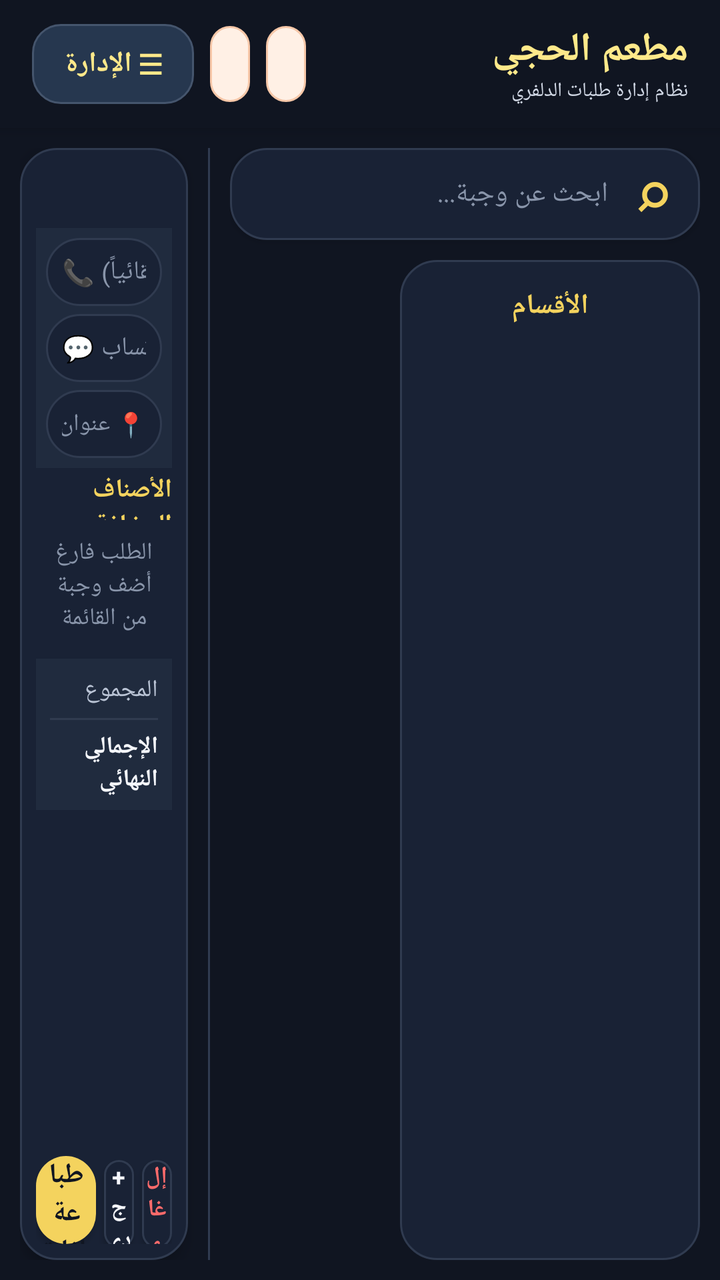
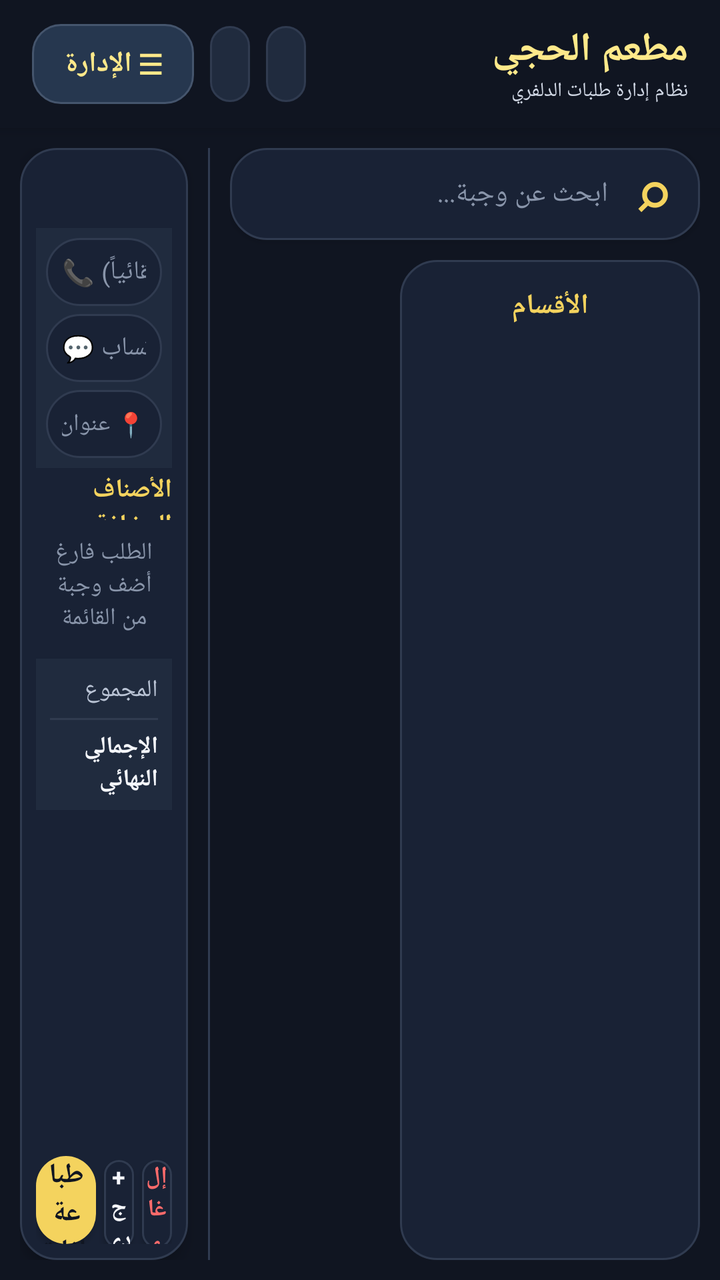

Screens rendered from an Android XML layout before and after an edit, with the pre-edit source and the edit as a unified diff.
<!-- AndroidManifest.xml: application theme Theme.Haji -->
<!-- res/layout/activity_main.xml -->
<?xml version="1.0" encoding="utf-8"?>
<LinearLayout xmlns:android="http://schemas.android.com/apk/res/android"
    android:id="@+id/root"
    android:layout_width="match_parent"
    android:layout_height="match_parent"
    android:background="@color/bg_app"
    android:focusable="true"
    android:focusableInTouchMode="true"
    android:orientation="vertical">

    <LinearLayout
        android:layout_width="match_parent"
        android:layout_height="64dp"
        android:background="@color/brand_navy"
        android:elevation="4dp"
        android:gravity="center_vertical"
        android:orientation="horizontal"
        android:paddingStart="16dp"
        android:paddingEnd="16dp">

        <LinearLayout
            android:layout_width="wrap_content"
            android:layout_height="match_parent"
            android:gravity="center_vertical"
            android:orientation="vertical">

            <TextView
                android:layout_width="wrap_content"
                android:layout_height="wrap_content"
                android:text="مطعم الحجي"
                android:textColor="@color/accent_yellow"
                android:textSize="20sp"
                android:textStyle="bold" />

            <TextView
                android:layout_width="wrap_content"
                android:layout_height="wrap_content"
                android:text="نظام إدارة طلبات الدلفري"
                android:textColor="#D1D8E5"
                android:textSize="10sp" />

        </LinearLayout>

        
        <HorizontalScrollView
            android:layout_width="0dp"
            android:layout_height="match_parent"
            android:layout_marginStart="12dp"
            android:layout_marginEnd="8dp"
            android:layout_weight="1"
            android:fillViewport="false"
            android:scrollbars="none">

            <LinearLayout
                android:id="@+id/driverBar"
                android:layout_width="wrap_content"
                android:layout_height="match_parent"
                android:gravity="center_vertical"
                android:orientation="horizontal" />
        </HorizontalScrollView>

        <TextView
            android:id="@+id/chipShift"
            android:layout_width="wrap_content"
            android:layout_height="38dp"
            android:layout_marginEnd="8dp"
            android:background="@drawable/bg_badge"
            android:clickable="true"
            android:focusable="true"
            android:gravity="center"
            android:paddingStart="10dp"
            android:paddingEnd="10dp"
            android:textColor="@color/brand_navy"
            android:textSize="12sp"
            android:textStyle="bold" />

        <TextView
            android:id="@+id/chipPrinter"
            android:layout_width="wrap_content"
            android:layout_height="38dp"
            android:layout_marginEnd="8dp"
            android:background="@drawable/bg_badge"
            android:clickable="true"
            android:focusable="true"
            android:gravity="center"
            android:paddingStart="10dp"
            android:paddingEnd="10dp"
            android:textColor="@color/brand_navy"
            android:textSize="12sp"
            android:textStyle="bold" />

        <TextView
            android:id="@+id/btnAdministration"
            android:layout_width="wrap_content"
            android:layout_height="40dp"
            android:background="@drawable/bg_nav_button"
            android:clickable="true"
            android:focusable="true"
            android:gravity="center"
            android:paddingStart="16dp"
            android:paddingEnd="16dp"
            android:text="☰ الإدارة"
            android:textColor="@color/accent_yellow"
            android:textSize="14sp"
            android:textStyle="bold" />

    </LinearLayout>

    <LinearLayout
        android:layout_width="match_parent"
        android:layout_height="0dp"
        android:layout_weight="1"
        android:orientation="horizontal"
        android:padding="10dp">

        <LinearLayout
            android:layout_width="0dp"
            android:layout_height="match_parent"
            android:layout_weight="14"
            android:orientation="vertical">

            <LinearLayout
                android:layout_width="match_parent"
                android:layout_height="46dp"
                android:background="@drawable/bg_card"
                android:elevation="2dp"
                android:gravity="center_vertical"
                android:orientation="horizontal"
                android:paddingStart="10dp"
                android:paddingEnd="10dp">

                <TextView
                    android:layout_width="28dp"
                    android:layout_height="match_parent"
                    android:gravity="center"
                    android:text="⌕"
                    android:textColor="@color/accent_yellow_dark"
                    android:textSize="26sp"
                    android:textStyle="bold" />

                <EditText
                    android:id="@+id/etSearch"
                    style="@style/Haji.Input"
                    android:layout_width="0dp"
                    android:layout_height="match_parent"
                    android:layout_weight="1"
                    android:background="@android:color/transparent"
                    android:hint="ابحث عن وجبة..."
                    android:imeOptions="actionSearch"
                    android:inputType="text"
                    android:maxLines="1"
                    android:paddingStart="8dp"
                    android:paddingEnd="8dp"
                    android:textSize="14sp" />

            </LinearLayout>

            <LinearLayout
                android:layout_width="match_parent"
                android:layout_height="0dp"
                android:layout_weight="1"
                android:layout_marginTop="10dp"
                android:orientation="horizontal">

                <LinearLayout
                    android:layout_width="150dp"
                    android:layout_height="match_parent"
                    android:layout_marginEnd="8dp"
                    android:background="@drawable/bg_card"
                    android:elevation="2dp"
                    android:orientation="vertical"
                    android:padding="6dp">

                    <TextView
                        android:layout_width="match_parent"
                        android:layout_height="34dp"
                        android:gravity="center"
                        android:text="الأقسام"
                        android:textColor="@color/accent_yellow_dark"
                        android:textSize="14sp"
                        android:textStyle="bold" />

                    <androidx.recyclerview.widget.RecyclerView
                        android:id="@+id/rvCategories"
                        android:layout_width="match_parent"
                        android:layout_height="0dp"
                        android:layout_weight="1"
                        android:clipToPadding="false"
                        android:paddingBottom="4dp" />

                </LinearLayout>

                <FrameLayout
                    android:layout_width="0dp"
                    android:layout_height="match_parent"
                    android:layout_weight="1">

                    <androidx.recyclerview.widget.RecyclerView
                        android:id="@+id/rvProducts"
                        android:layout_width="match_parent"
                        android:layout_height="match_parent"
                        android:clipToPadding="false"
                        android:paddingStart="2dp"
                        android:paddingEnd="2dp"
                        android:paddingBottom="4dp" />

                    <TextView
                        android:id="@+id/tvNoProducts"
                        android:layout_width="wrap_content"
                        android:layout_height="wrap_content"
                        android:layout_gravity="center"
                        android:gravity="center"
                        android:padding="20dp"
                        android:textColor="@color/text_secondary"
                        android:textSize="15sp"
                        android:visibility="gone" />

                </FrameLayout>

            </LinearLayout>

        </LinearLayout>

        <View
            android:layout_width="1dp"
            android:layout_height="match_parent"
            android:layout_marginStart="10dp"
            android:layout_marginEnd="10dp"
            android:background="@color/stroke" />

        
        <LinearLayout
            android:layout_width="0dp"
            android:layout_height="match_parent"
            android:layout_weight="5"
            android:background="@drawable/bg_card"
            android:elevation="4dp"
            android:orientation="vertical"
            android:padding="8dp">

            <androidx.core.widget.NestedScrollView
                android:id="@+id/scrollOrderPanel"
                android:layout_width="match_parent"
                android:layout_height="0dp"
                android:layout_weight="1"
                android:fillViewport="true">

                <LinearLayout
                    android:layout_width="match_parent"
                    android:layout_height="wrap_content"
                    android:orientation="vertical">

                    <LinearLayout
                        android:layout_width="match_parent"
                        android:layout_height="28dp"
                        android:gravity="center_vertical"
                        android:orientation="horizontal">

                        
                        <TextView
                            android:id="@+id/tvOrderNo"
                            android:layout_width="0dp"
                            android:layout_height="match_parent"
                            android:layout_weight="1"
                            android:gravity="center_vertical"
                            android:textColor="@color/accent_yellow_dark"
                            android:textSize="18sp"
                            android:textStyle="bold" />

                    </LinearLayout>

                    <TextView
                        android:id="@+id/tvOrderTime"
                        android:layout_width="match_parent"
                        android:layout_height="1dp"
                        android:visibility="gone" />

                    <TextView
                        android:id="@+id/tvTypeTakeaway"
                        android:layout_width="1dp"
                        android:layout_height="1dp"
                        android:visibility="gone" />

                    <TextView
                        android:id="@+id/tvTypeDelivery"
                        android:layout_width="1dp"
                        android:layout_height="1dp"
                        android:visibility="gone" />

                    <TextView
                        android:id="@+id/tvTypeDineIn"
                        android:layout_width="1dp"
                        android:layout_height="1dp"
                        android:visibility="gone" />

                    <TextView
                        android:id="@+id/tvLockedBanner"
                        android:layout_width="match_parent"
                        android:layout_height="wrap_content"
                        android:layout_marginTop="4dp"
                        android:background="@drawable/bg_banner_warning"
                        android:padding="6dp"
                        android:textColor="@color/text_primary"
                        android:textSize="11sp"
                        android:visibility="gone" />

                    
                    <LinearLayout
                        android:layout_width="match_parent"
                        android:layout_height="wrap_content"
                        android:layout_marginTop="4dp"
                        android:background="@color/surface_alt"
                        android:orientation="vertical"
                        android:padding="5dp">

                        <EditText
                            android:id="@+id/etMainPhone"
                            style="@style/Haji.Input"
                            android:layout_width="match_parent"
                            android:layout_height="34dp"
                            android:background="@drawable/bg_card"
                            android:focusable="false"
                            android:focusableInTouchMode="false"
                            android:hint="📞 رقم الزبون (يظهر تلقائياً)"
                            android:inputType="phone"
                            android:longClickable="false"
                            android:paddingStart="8dp"
                            android:paddingEnd="8dp"
                            android:singleLine="true"
                            android:textColor="@color/text_primary"
                            android:textSize="13sp" />

                        <EditText
                            android:id="@+id/etMainWhatsapp"
                            style="@style/Haji.Input"
                            android:layout_width="match_parent"
                            android:layout_height="34dp"
                            android:layout_marginTop="4dp"
                            android:background="@drawable/bg_card"
                            android:hint="💬 رقم الزبون واتساب"
                            android:inputType="phone"
                            android:maxLines="1"
                            android:paddingStart="8dp"
                            android:paddingEnd="8dp"
                            android:singleLine="true"
                            android:textColor="@color/text_primary"
                            android:textSize="13sp" />

                        <EditText
                            android:id="@+id/etMainAddress"
                            style="@style/Haji.Input"
                            android:layout_width="match_parent"
                            android:layout_height="34dp"
                            android:layout_marginTop="4dp"
                            android:background="@drawable/bg_card"
                            android:hint="📍 عنوان الزبون"
                            android:inputType="textCapSentences"
                            android:maxLines="1"
                            android:paddingStart="8dp"
                            android:paddingEnd="8dp"
                            android:singleLine="true"
                            android:textColor="@color/text_primary"
                            android:textSize="12sp" />

                        <TextView
                            android:id="@+id/tvDetailsSummary"
                            android:layout_width="match_parent"
                            android:layout_height="1dp"
                            android:visibility="gone" />

                        <TextView
                            android:id="@+id/btnDetails"
                            android:layout_width="1dp"
                            android:layout_height="1dp"
                            android:visibility="gone" />

                    </LinearLayout>

                    <TextView
                        android:layout_width="match_parent"
                        android:layout_height="24dp"
                        android:layout_marginTop="2dp"
                        android:gravity="center_vertical"
                        android:text="الأصناف المضافة"
                        android:textColor="@color/accent_yellow_dark"
                        android:textSize="13sp"
                        android:textStyle="bold" />

                    <FrameLayout
                        android:layout_width="match_parent"
                        android:layout_height="wrap_content"
                        android:minHeight="60dp">

                        <androidx.recyclerview.widget.RecyclerView
                            android:id="@+id/rvLines"
                            android:layout_width="match_parent"
                            android:layout_height="wrap_content"
                            android:clipToPadding="false"
                            android:nestedScrollingEnabled="false"
                            android:paddingBottom="3dp" />

                        <TextView
                            android:id="@+id/tvEmptyOrder"
                            android:layout_width="wrap_content"
                            android:layout_height="wrap_content"
                            android:layout_gravity="center"
                            android:gravity="center"
                            android:padding="8dp"
                            android:text="الطلب فارغ&#10;أضف وجبة من القائمة"
                            android:textColor="@color/text_hint"
                            android:textSize="12sp" />

                    </FrameLayout>

                    <LinearLayout
                        android:layout_width="match_parent"
                        android:layout_height="wrap_content"
                        android:layout_marginTop="4dp"
                        android:background="@color/surface_alt"
                        android:orientation="vertical"
                        android:padding="7dp">

                        <LinearLayout
                            android:layout_width="match_parent"
                            android:layout_height="wrap_content"
                            android:gravity="center_vertical"
                            android:orientation="horizontal">

                            <TextView
                                android:layout_width="0dp"
                                android:layout_height="wrap_content"
                                android:layout_weight="1"
                                android:text="المجموع"
                                android:textColor="@color/text_secondary"
                                android:textSize="12sp" />

                            <TextView
                                android:id="@+id/tvSubtotal"
                                android:layout_width="wrap_content"
                                android:layout_height="wrap_content"
                                android:textColor="@color/text_primary"
                                android:textSize="13sp"
                                android:textStyle="bold" />

                        </LinearLayout>

                        <LinearLayout
                            android:id="@+id/rowDiscount"
                            android:layout_width="match_parent"
                            android:layout_height="wrap_content"
                            android:orientation="horizontal"
                            android:visibility="gone">

                            <TextView
                                android:layout_width="0dp"
                                android:layout_height="wrap_content"
                                android:layout_weight="1"
                                android:text="الخصم"
                                android:textColor="@color/text_secondary"
                                android:textSize="11sp" />

                            <TextView
                                android:id="@+id/tvDiscount"
                                android:layout_width="wrap_content"
                                android:layout_height="wrap_content"
                                android:textColor="@color/success"
                                android:textSize="11sp" />

                        </LinearLayout>

                        <LinearLayout
                            android:id="@+id/rowDelivery"
                            android:layout_width="match_parent"
                            android:layout_height="wrap_content"
                            android:orientation="horizontal"
                            android:visibility="gone">

                            <TextView
                                android:layout_width="0dp"
                                android:layout_height="wrap_content"
                                android:layout_weight="1"
                                android:text="التوصيل"
                                android:textColor="@color/text_secondary"
                                android:textSize="11sp" />

                            <TextView
                                android:id="@+id/tvDelivery"
                                android:layout_width="wrap_content"
                                android:layout_height="wrap_content"
                                android:textColor="@color/text_primary"
                                android:textSize="11sp" />

                        </LinearLayout>

                        <View
                            android:layout_width="match_parent"
                            android:layout_height="1dp"
                            android:layout_marginTop="5dp"
                            android:layout_marginBottom="5dp"
                            android:background="@color/stroke" />

                        <LinearLayout
                            android:layout_width="match_parent"
                            android:layout_height="wrap_content"
                            android:gravity="center_vertical"
                            android:orientation="horizontal">

                            <TextView
                                android:layout_width="0dp"
                                android:layout_height="wrap_content"
                                android:layout_weight="1"
                                android:text="الإجمالي النهائي"
                                android:textColor="@color/text_primary"
                                android:textSize="12sp"
                                android:textStyle="bold" />

                            <TextView
                                android:id="@+id/tvTotal"
                                android:layout_width="wrap_content"
                                android:layout_height="wrap_content"
                                android:textColor="@color/accent_yellow_dark"
                                android:textSize="20sp"
                                android:textStyle="bold" />

                        </LinearLayout>

                    </LinearLayout>

                </LinearLayout>

            </androidx.core.widget.NestedScrollView>

            
            <LinearLayout
                android:layout_width="match_parent"
                android:layout_height="wrap_content"
                android:layout_marginTop="6dp"
                android:orientation="horizontal">

                <TextView
                    android:id="@+id/btnCancelOrder"
                    style="@style/Haji.Button.Secondary"
                    android:layout_width="0dp"
                    android:layout_height="44dp"
                    android:layout_marginEnd="4dp"
                    android:layout_weight="1"
                    android:minHeight="44dp"
                    android:paddingStart="2dp"
                    android:paddingEnd="2dp"
                    android:text="إلغاء"
                    android:textColor="@color/error"
                    android:textSize="12sp" />

                <TextView
                    android:id="@+id/btnNewOrder"
                    style="@style/Haji.Button.Secondary"
                    android:layout_width="0dp"
                    android:layout_height="44dp"
                    android:layout_marginEnd="4dp"
                    android:layout_weight="1"
                    android:minHeight="44dp"
                    android:paddingStart="2dp"
                    android:paddingEnd="2dp"
                    android:text="+ جديد"
                    android:textColor="@color/text_primary"
                    android:textSize="12sp" />

                <TextView
                    android:id="@+id/btnPrint"
                    style="@style/Haji.Button"
                    android:layout_width="0dp"
                    android:layout_height="44dp"
                    android:layout_weight="2"
                    android:minHeight="44dp"
                    android:paddingStart="4dp"
                    android:paddingEnd="4dp"
                    android:background="@drawable/bg_button_primary"
                    android:text="طباعة الفاتورة"
                    android:textColor="@color/brand_navy"
                    android:textSize="14sp" />

            </LinearLayout>

        </LinearLayout>

    </LinearLayout>

</LinearLayout>
<!-- resources referenced by this layout -->
<resources>
  <!-- drawable bg_badge (drawable) -->
  <?xml version="1.0" encoding="utf-8"?>
  <shape xmlns:android="http://schemas.android.com/apk/res/android"
      android:shape="rectangle">
  
      <solid android:color="#FFF0E5" />
  
      <corners android:radius="12dp" />
  
      <stroke
          android:width="1dp"
          android:color="#F7C7A8" />
  
      <padding
          android:left="8dp"
          android:top="4dp"
          android:right="8dp"
          android:bottom="4dp" />
  
  </shape>
  <!-- drawable bg_banner_warning (drawable) -->
  <?xml version="1.0" encoding="utf-8"?>
  <shape xmlns:android="http://schemas.android.com/apk/res/android"
      android:shape="rectangle">
      <solid android:color="#FFF4E0" />
      <corners android:radius="12dp" />
      <stroke android:width="1dp" android:color="@color/warning" />
  </shape>
  <style name="Haji.Button" parent="">
          <item name="android:gravity">center</item>
          <item name="android:minHeight">48dp</item>
          <item name="android:paddingStart">16dp</item>
          <item name="android:paddingEnd">16dp</item>
          <item name="android:textSize">15sp</item>
          <item name="android:textStyle">bold</item>
          <item name="android:textColor">@color/white</item>
          <item name="android:clickable">true</item>
          <item name="android:focusable">true</item>
          <item name="android:background">@drawable/bg_button_primary</item>
          <item name="android:elevation">2dp</item>
      </style>
  <style name="Haji.Button.Secondary">
          <item name="android:gravity">center</item>
          <item name="android:minHeight">42dp</item>
          <item name="android:paddingStart">12dp</item>
          <item name="android:paddingEnd">12dp</item>
          <item name="android:textSize">14sp</item>
          <item name="android:textStyle">bold</item>
          <item name="android:textColor">@color/brand_navy</item>
          <item name="android:clickable">true</item>
          <item name="android:focusable">true</item>
          <item name="android:background">@drawable/bg_button_secondary</item>
      </style>
  <style name="Theme.Haji" parent="Theme.Material3.Light.NoActionBar">
          <item name="colorPrimary">@color/brand_red</item>
          <item name="colorOnPrimary">@color/white</item>
          <item name="colorPrimaryContainer">@color/brand_red_soft</item>
          <item name="colorOnPrimaryContainer">@color/brand_red_dark</item>
          <item name="colorSecondary">@color/brand_red_dark</item>
          <item name="colorOnSecondary">@color/white</item>
          <item name="colorSurface">@color/surface</item>
          <item name="colorOnSurface">@color/text_primary</item>
          <item name="colorError">@color/error</item>
          <item name="android:windowBackground">@color/bg_app</item>
          <item name="android:statusBarColor">@color/brand_red_dark</item>
          <item name="android:navigationBarColor">@color/bg_app</item>
          <item name="android:textColorPrimary">@color/text_primary</item>
          <item name="android:textColorSecondary">@color/text_secondary</item>
          <item name="android:layoutDirection">rtl</item>
          <item name="android:textDirection">rtl</item>
      </style>
  <color name="white">#FFFFFF</color>
  <!-- drawable bg_button_secondary (drawable) -->
  <?xml version="1.0" encoding="utf-8"?>
  <ripple xmlns:android="http://schemas.android.com/apk/res/android"
      android:color="@color/brand_red_soft">
  
      <item>
          <shape android:shape="rectangle">
              <solid android:color="@color/surface" />
              <corners android:radius="13dp" />
              <stroke
                  android:width="1dp"
                  android:color="@color/stroke" />
          </shape>
      </item>
  
  </ripple>
  <color name="brand_red_soft">#FFF8D9</color>
  <!-- unchanged entries left out for length: 20 -->
</resources>

<!-- the commit's change to res/layout/activity_main.xml (unified diff, before → after) -->
@@ -70,7 +70,7 @@
             android:gravity="center"
             android:paddingStart="10dp"
             android:paddingEnd="10dp"
-            android:textColor="@color/brand_navy"
+            android:textColor="@color/text_primary"
             android:textSize="12sp"
             android:textStyle="bold" />
 
@@ -85,7 +85,7 @@
             android:gravity="center"
             android:paddingStart="10dp"
             android:paddingEnd="10dp"
-            android:textColor="@color/brand_navy"
+            android:textColor="@color/text_primary"
             android:textSize="12sp"
             android:textStyle="bold" />
 
<!-- resource entries referenced after the edit -->
@@ -5,13 +5,13 @@
   <shape xmlns:android="http://schemas.android.com/apk/res/android"
       android:shape="rectangle">
   
-      <solid android:color="#FFF0E5" />
+      <solid android:color="@color/surface_alt" />
   
       <corners android:radius="12dp" />
   
       <stroke
           android:width="1dp"
-          android:color="#F7C7A8" />
+          android:color="@color/stroke" />
   
       <padding
           android:left="8dp"
@@ -24,7 +24,7 @@
   <?xml version="1.0" encoding="utf-8"?>
   <shape xmlns:android="http://schemas.android.com/apk/res/android"
       android:shape="rectangle">
-      <solid android:color="#FFF4E0" />
+      <solid android:color="@color/warning_soft" />
       <corners android:radius="12dp" />
       <stroke android:width="1dp" android:color="@color/warning" />
   </shape>
@@ -35,7 +35,7 @@
           <item name="android:paddingEnd">16dp</item>
           <item name="android:textSize">15sp</item>
           <item name="android:textStyle">bold</item>
-          <item name="android:textColor">@color/white</item>
+          <item name="android:textColor">@color/brand_navy</item>
           <item name="android:clickable">true</item>
           <item name="android:focusable">true</item>
           <item name="android:background">@drawable/bg_button_primary</item>
@@ -48,34 +48,45 @@
           <item name="android:paddingEnd">12dp</item>
           <item name="android:textSize">14sp</item>
           <item name="android:textStyle">bold</item>
-          <item name="android:textColor">@color/brand_navy</item>
+          <item name="android:textColor">@color/text_primary</item>
           <item name="android:clickable">true</item>
           <item name="android:focusable">true</item>
           <item name="android:background">@drawable/bg_button_secondary</item>
       </style>
-  <style name="Theme.Haji" parent="Theme.Material3.Light.NoActionBar">
+  <style name="Theme.Haji" parent="Theme.Material3.Dark.NoActionBar">
           <item name="colorPrimary">@color/brand_red</item>
-          <item name="colorOnPrimary">@color/white</item>
-          <item name="colorPrimaryContainer">@color/brand_red_soft</item>
-          <item name="colorOnPrimaryContainer">@color/brand_red_dark</item>
+          <item name="colorOnPrimary">@color/brand_navy</item>
+          <item name="colorPrimaryContainer">@color/brand_navy_soft</item>
+          <item name="colorOnPrimaryContainer">@color/accent_yellow</item>
           <item name="colorSecondary">@color/brand_red_dark</item>
-          <item name="colorOnSecondary">@color/white</item>
+          <item name="colorOnSecondary">@color/brand_navy</item>
+          <item name="colorSecondaryContainer">@color/brand_navy_soft</item>
+          <item name="colorOnSecondaryContainer">@color/text_primary</item>
           <item name="colorSurface">@color/surface</item>
           <item name="colorOnSurface">@color/text_primary</item>
+          <item name="colorOnSurfaceVariant">@color/text_secondary</item>
+          <item name="colorSurfaceContainerLowest">@color/bg_app</item>
+          <item name="colorSurfaceContainerLow">@color/surface</item>
+          <item name="colorSurfaceContainer">@color/surface</item>
+          <item name="colorSurfaceContainerHigh">@color/surface</item>
+          <item name="colorSurfaceContainerHighest">@color/surface_alt</item>
+          <item name="colorOutline">@color/stroke</item>
           <item name="colorError">@color/error</item>
+          <item name="android:colorBackground">@color/bg_app</item>
           <item name="android:windowBackground">@color/bg_app</item>
-          <item name="android:statusBarColor">@color/brand_red_dark</item>
+          <item name="android:statusBarColor">@color/brand_navy_dark</item>
           <item name="android:navigationBarColor">@color/bg_app</item>
           <item name="android:textColorPrimary">@color/text_primary</item>
           <item name="android:textColorSecondary">@color/text_secondary</item>
+          <item name="android:textColorHint">@color/text_hint</item>
           <item name="android:layoutDirection">rtl</item>
           <item name="android:textDirection">rtl</item>
       </style>
-  <color name="white">#FFFFFF</color>
+  <color name="warning_soft">#3A321C</color>
   <!-- drawable bg_button_secondary (drawable) -->
   <?xml version="1.0" encoding="utf-8"?>
   <ripple xmlns:android="http://schemas.android.com/apk/res/android"
-      android:color="@color/brand_red_soft">
+      android:color="#33F4D35E">
   
       <item>
           <shape android:shape="rectangle">
@@ -88,7 +99,8 @@
       </item>
   
   </ripple>
-  <color name="brand_red_soft">#FFF8D9</color>
+  <color name="brand_navy_soft">#222E43</color>
+  <color name="brand_navy_dark">#090D15</color>
   <!-- unchanged entries left out for length: 20 -->
 </resources>
 
